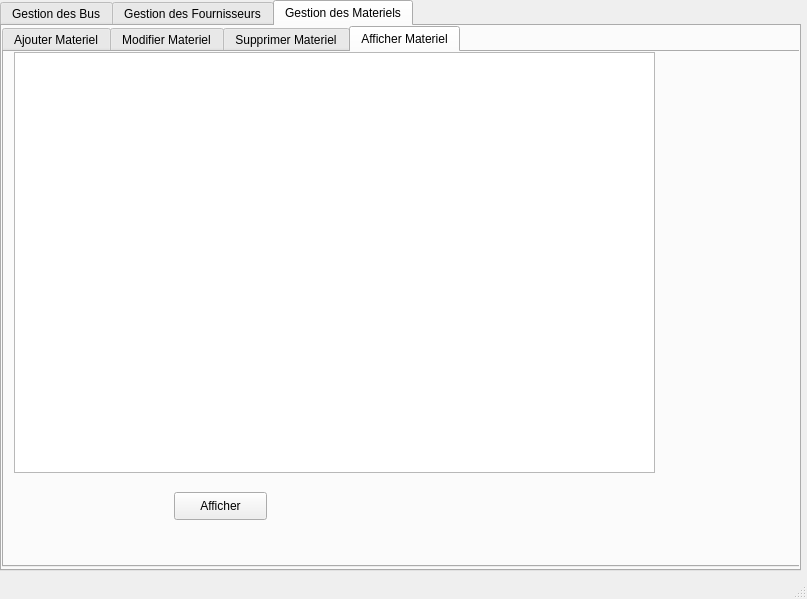
KhaledKhm/bus, file gestionbus/ProjetKhaled/projetkhaled.ui: the form before one commit.
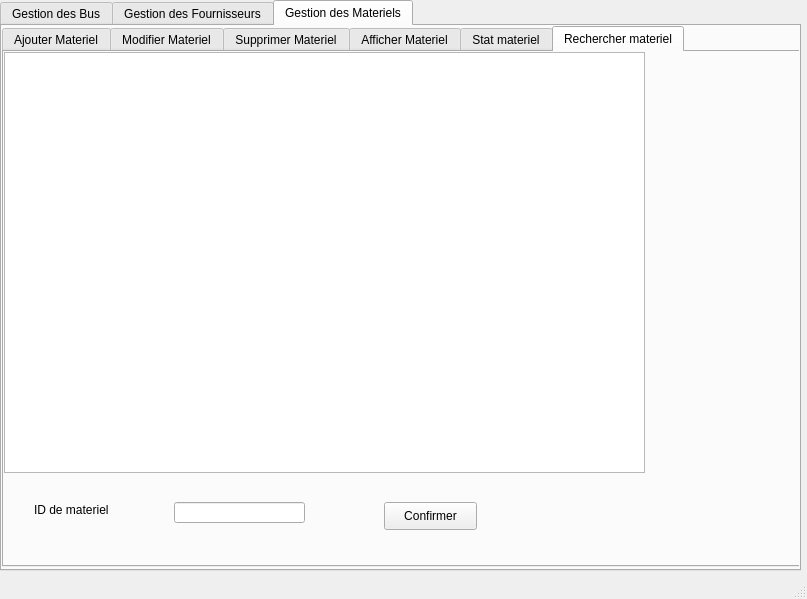
The form after the commit. The open tabs and pages were chosen to show the change.

What changed in the file:
```diff
--- a/gestionbus/ProjetKhaled/projetkhaled.ui
+++ b/gestionbus/ProjetKhaled/projetkhaled.ui
@@ -885,7 +885,7 @@
        </rect>
       </property>
       <property name="currentIndex">
-       <number>3</number>
+       <number>5</number>
       </property>
       <widget class="QWidget" name="tab_32">
        <attribute name="title">
@@ -1350,6 +1350,98 @@
         </property>
        </widget>
       </widget>
+      <widget class="QWidget" name="tab_13">
+       <attribute name="title">
+        <string>Stat materiel</string>
+       </attribute>
+       <widget class="QTableView" name="tabMaterielStat">
+        <property name="geometry">
+         <rect>
+          <x>0</x>
+          <y>0</y>
+          <width>641</width>
+          <height>421</height>
+         </rect>
+        </property>
+       </widget>
+       <widget class="QPushButton" name="pbStatMaterielPrix">
+        <property name="geometry">
+         <rect>
+          <x>90</x>
+          <y>450</y>
+          <width>93</width>
+          <height>28</height>
+         </rect>
+        </property>
+        <property name="text">
+         <string>Prix</string>
+        </property>
+       </widget>
+       <widget class="QPushButton" name="pbStatMaterielQuantite">
+        <property name="geometry">
+         <rect>
+          <x>280</x>
+          <y>450</y>
+          <width>93</width>
+          <height>28</height>
+         </rect>
+        </property>
+        <property name="text">
+         <string>Quantite</string>
+        </property>
+       </widget>
+      </widget>
+      <widget class="QWidget" name="tab_14">
+       <attribute name="title">
+        <string>Rechercher materiel</string>
+       </attribute>
+       <widget class="QLineEdit" name="LEIDMaterielRechercher">
+        <property name="geometry">
+         <rect>
+          <x>170</x>
+          <y>450</y>
+          <width>131</width>
+          <height>21</height>
+         </rect>
+        </property>
+       </widget>
+       <widget class="QTableView" name="tabMaterielRechercher">
+        <property name="geometry">
+         <rect>
+          <x>0</x>
+          <y>0</y>
+          <width>641</width>
+          <height>421</height>
+         </rect>
+        </property>
+       </widget>
+       <widget class="QLabel" name="label_4">
+        <property name="geometry">
+         <rect>
+          <x>30</x>
+          <y>450</y>
+          <width>101</width>
+          <height>16</height>
+         </rect>
+        </property>
+        <property name="text">
+         <string>ID de materiel</string>
+        </property>
+       </widget>
+       <widget class="QPushButton" name="pbMaterielRechercher">
+        <property name="geometry">
+         <rect>
+          <x>380</x>
+          <y>450</y>
+          <width>93</width>
+          <height>28</height>
+         </rect>
+        </property>
+        <property name="text">
+         <string>Confirmer</string>
+        </property>
+       </widget>
+      </widget>
      </widget>
     </widget>
    </widget>
```
Left out of the diff: 4 changed lines with no effect on the pictures.
